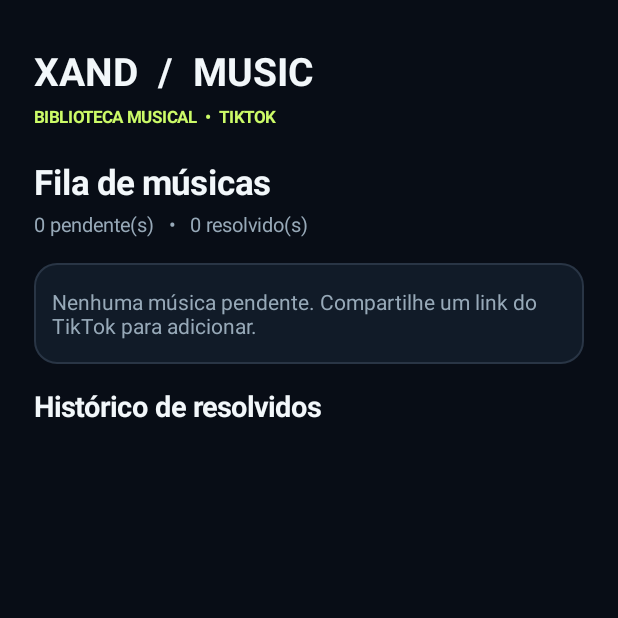
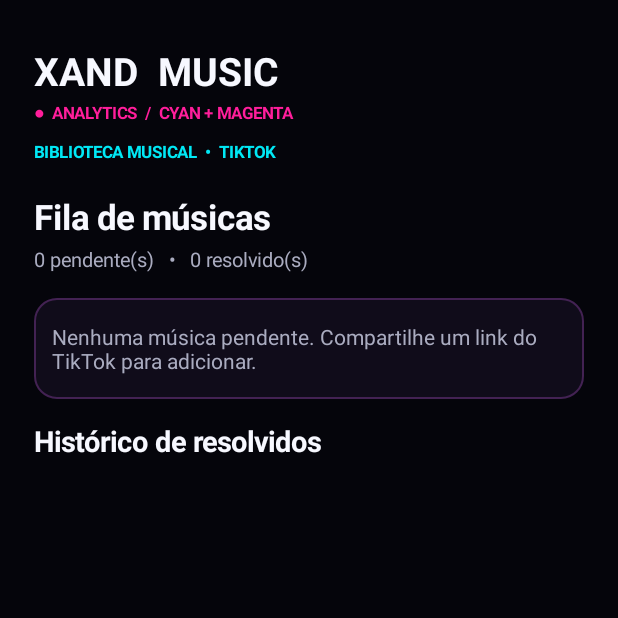
Before and after one commit to carlosalexandrevicente12-droid/xand-trend-music, an Android app: the screen it shows after launch (MainActivity), on a phone screen of 412 x 824 dp, the top half of it. Run offline under Robolectric (Android 15) with nearby library versions, the phone set to English and light mode, and no system bars.

Commit message:
Match XAND Music Analytics black cyan magenta brand palette

```diff
--- a/android-share/app/src/main/java/music/xand/share/MainActivity.java
+++ b/android-share/app/src/main/java/music/xand/share/MainActivity.java
@@ -30,14 +30,14 @@ public class MainActivity extends Activity {
  void share(String url){JSONObject x=info(url);String text=field(x,"song","Música não identificada")+" — "+field(x,"artist","Artista não identificado")+"\n"+field(x,"genre","")+"\n"+url;Intent send=new Intent(Intent.ACTION_SEND);send.setType("text/plain");send.putExtra(Intent.EXTRA_TEXT,text);startActivity(Intent.createChooser(send,"Compartilhar música"));}
  boolean isSelected(String url){return prefs.getBoolean("selected_"+url,false);}
  void setSelected(String url,boolean selected){prefs.edit().putBoolean("selected_"+url,selected).apply();show();}
- int bg=Color.rgb(8,13,22),panel=Color.rgb(17,27,40),stroke=Color.rgb(41,53,69),fg=Color.rgb(242,247,250),muted=Color.rgb(151,169,184),accent=Color.rgb(204,251,104);
+ int bg=Color.rgb(5,5,11),panel=Color.rgb(16,12,26),stroke=Color.rgb(67,34,83),fg=Color.rgb(247,248,255),muted=Color.rgb(170,172,192),accent=Color.rgb(0,232,245);
  GradientDrawable shape(int color,int radius,int border){GradientDrawable d=new GradientDrawable();d.setColor(color);d.setCornerRadius(radius);if(border!=0)d.setStroke(2,border);return d;}
  TextView label(String value,int size,int color,boolean bold){TextView t=new TextView(this);t.setText(value);t.setTextSize(size);t.setTextColor(color);if(bold)t.setTypeface(null,Typeface.BOLD);return t;}
- Button action(String text,boolean primary){Button b=new Button(this);b.setText(text);b.setAllCaps(false);b.setTextSize(13);b.setTextColor(primary?bg:fg);b.setBackground(shape(primary?accent:Color.rgb(27,42,55),20,primary?0:stroke));LinearLayout.LayoutParams lp=new LinearLayout.LayoutParams(-1,104);lp.topMargin=10;b.setLayoutParams(lp);return b;}
+ Button action(String text,boolean primary){Button b=new Button(this);b.setText(text);b.setAllCaps(false);b.setTextSize(13);b.setTextColor(primary?bg:fg);b.setBackground(shape(primary?accent:Color.rgb(39,22,55),20,primary?0:stroke));LinearLayout.LayoutParams lp=new LinearLayout.LayoutParams(-1,104);lp.topMargin=10;b.setLayoutParams(lp);return b;}
  void show(){
  root=new LinearLayout(this);root.setOrientation(1);root.setPadding(34,44,34,44);root.setBackgroundColor(bg);
  ScrollView scroll=new ScrollView(this);scroll.setFillViewport(true);scroll.addView(root);setContentView(scroll);
- TextView brand=label("XAND  /  MUSIC",26,fg,true);root.addView(brand);
+ TextView brand=label("XAND  MUSIC",26,fg,true);root.addView(brand);TextView neon=label("●  ANALYTICS  /  CYAN + MAGENTA",11,Color.rgb(255,30,155),true);neon.setPadding(0,4,0,8);root.addView(neon);
  TextView kicker=label("BIBLIOTECA MUSICAL  •  TIKTOK",11,accent,true);kicker.setPadding(0,8,0,30);root.addView(kicker);
  JSONArray a=load(),history=resolved();
  TextView count=label("Fila de músicas",23,fg,true);root.addView(count);
@@ -49,7 +49,7 @@ public class MainActivity extends Activity {
  TextView number=label("FAIXA "+(i+1)+"  •  TIKTOK",11,accent,true);card.addView(number);
  TextView song=label(field(x,"song","Música não identificada"),19,fg,true);song.setPadding(0,12,0,3);card.addView(song);
  TextView artist=label(field(x,"artist","Artista não identificado"),14,muted,false);card.addView(artist);
- TextView genre=label("ESTILO  "+field(x,"genre","Não informado"),12,accent,false);genre.setPadding(0,12,0,10);card.addView(genre);
+ TextView genre=label("ESTILO  "+field(x,"genre","Não informado"),12,Color.rgb(255,45,166),false);genre.setPadding(0,12,0,10);card.addView(genre);
  TextView link=label(url,11,muted,false);link.setTextIsSelectable(true);card.addView(link);
  CheckBox choose=new CheckBox(this);choose.setText("Selecionar esta música");choose.setTextColor(fg);choose.setButtonTintList(android.content.res.ColorStateList.valueOf(accent));choose.setChecked(isSelected(url));choose.setPadding(0,16,0,6);card.addView(choose);
  LinearLayout actions=new LinearLayout(this);actions.setOrientation(1);actions.setVisibility(isSelected(url)?View.VISIBLE:View.GONE);card.addView(actions);
```
